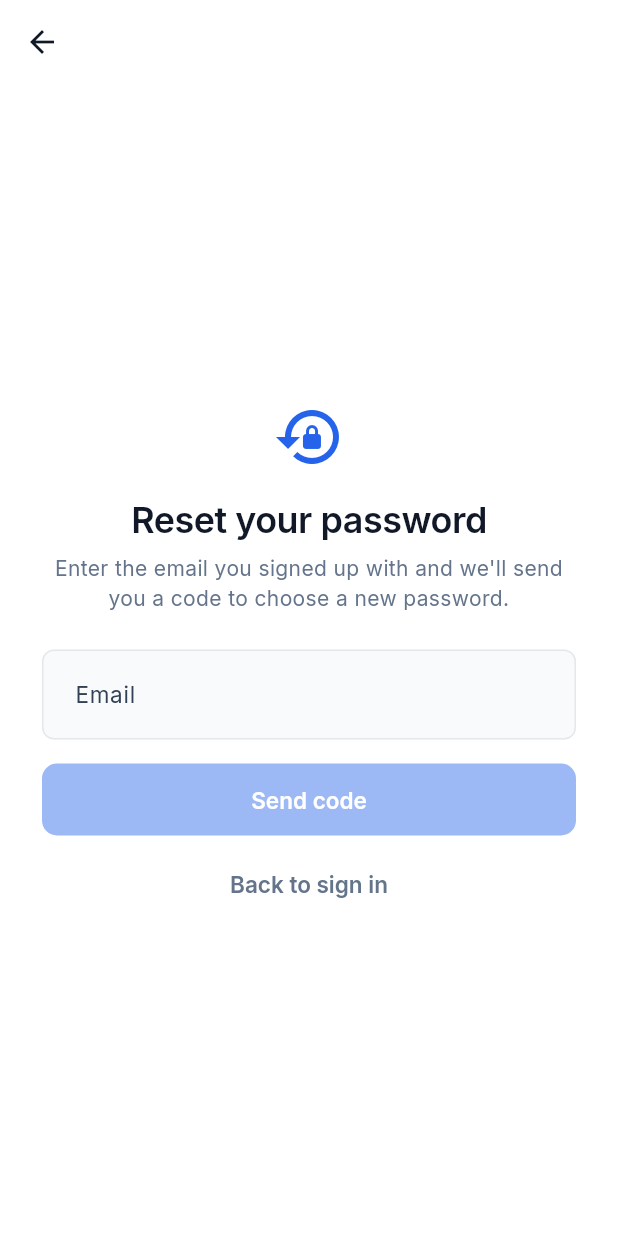
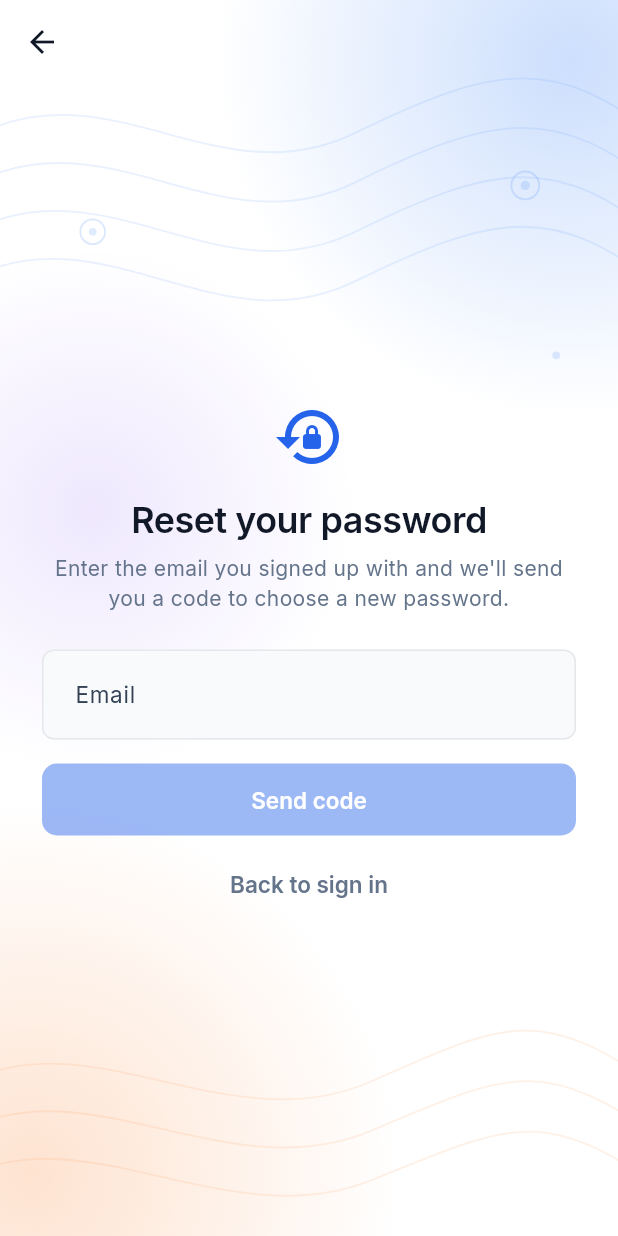
Before and after one commit to vmn2k4/srinath_choseno, a Flutter app: the screen it shows after launch, after a tap on "Forgot password?", on a phone screen of 412 x 824 dp. Run offline on Flutter 3.47's test engine with Material 3 defaults, Android fonts, the phone set to English and light mode, and no system bars; our stand-ins replace app_links, chewie, flutter_dotenv, flutter_map, flutter_riverpod, flutter_secure_storage and 12 more; missing offline and left inert: video_compress, video_thumbnail; accounts and stored records are empty; project files that could hold a hidden picture were left out.

Commit message:
App-wide canvas: soft gradient/contour backdrop (from the sign-in page) behind every screen instead of plain white
Co-Authored-By: Claude Sonnet 5.5 <noreply@anthropic.com>

```diff
--- a/mobile/lib/app.dart
+++ b/mobile/lib/app.dart
@@ -3,6 +3,7 @@ import 'package:flutter_riverpod/flutter_riverpod.dart';
 
 import 'core/router/app_router.dart';
 import 'core/router/deep_link_service.dart';
+import 'core/theme/app_backdrop.dart';
 import 'core/theme/app_theme.dart';
 import 'core/theme/theme_controller.dart';
 
@@ -32,6 +33,7 @@ class _ChosenoAppState extends ConsumerState<ChosenoApp> {
       debugShowCheckedModeBanner: false,
       theme: AppTheme.build(ref.watch(themeControllerProvider).palette),
       routerConfig: router,
+      builder: (context, child) => AppBackdrop(child: child ?? const SizedBox()),
     );
   }
 }
--- /dev/null
+++ b/mobile/lib/core/theme/app_backdrop.dart
@@ -0,0 +1,38 @@
+// The app-wide canvas: the palette's background colour with a faint
+// electoral-map SVG (contour lines + soft blue / violet / orange glows) behind
+// every screen — the same look as the sign-in page — instead of flat white.
+//
+// Screens' Scaffolds are transparent (see AppTheme), so this shows through.
+// Applied once around the whole app (MaterialApp.router `builder`).
+import 'package:flutter/material.dart';
+import 'package:flutter_svg/flutter_svg.dart';
+
+import 'theme_config.dart';
+
+class AppBackdrop extends StatelessWidget {
+  const AppBackdrop({super.key, required this.child});
+
+  final Widget child;
+
+  @override
+  Widget build(BuildContext context) {
+    final palette =
+        Theme.of(context).extension<ChosenoPalette>() ?? ChosenoPalette.pulse;
+    return Stack(
+      fit: StackFit.expand,
+      children: [
+        ColoredBox(color: palette.background),
+        // Painted once and cached by RepaintBoundary, so scrolling content
+        // above it does not re-rasterise the SVG.
+        RepaintBoundary(
+          child: SvgPicture.asset(
+            'assets/svg/app_backdrop.svg',
+            fit: BoxFit.cover,
+            alignment: Alignment.topCenter,
+          ),
+        ),
+        child,
+      ],
+    );
+  }
+}
--- a/mobile/lib/core/theme/app_theme.dart
+++ b/mobile/lib/core/theme/app_theme.dart
@@ -80,7 +80,8 @@ abstract final class AppTheme {
     return ThemeData(
       useMaterial3: true,
       brightness: palette.isLight ? Brightness.light : Brightness.dark,
-      scaffoldBackgroundColor: palette.background,
+      // Transparent so the app-wide AppBackdrop shows through.
+      scaffoldBackgroundColor: Colors.transparent,
       colorScheme: (palette.isLight ? ColorScheme.light : ColorScheme.dark)(
         primary: palette.primary,
         onPrimary: palette.textOnPrimary,
@@ -96,7 +97,7 @@ abstract final class AppTheme {
       // Pushed detail screens: flat, background-coloured, no scroll tint —
       // the page content is the star, not a heavy toolbar.
       appBarTheme: AppBarTheme(
-        backgroundColor: palette.background,
+        backgroundColor: Colors.transparent,
         foregroundColor: palette.textMain,
         elevation: 0,
         scrolledUnderElevation: 0,
--- a/mobile/lib/presentation/features/auth/screens/sign_in_screen.dart
+++ b/mobile/lib/presentation/features/auth/screens/sign_in_screen.dart
@@ -15,7 +15,6 @@
 import 'package:flutter/material.dart';
 import 'package:flutter/services.dart';
 import 'package:flutter_riverpod/flutter_riverpod.dart';
-import 'package:flutter_svg/flutter_svg.dart';
 import 'package:google_fonts/google_fonts.dart';
 import 'package:go_router/go_router.dart';
 
@@ -114,18 +113,8 @@ class _SignInScreenState extends ConsumerState<SignInScreen> {
           ? SystemUiOverlayStyle.dark
           : SystemUiOverlayStyle.light,
       child: Scaffold(
-        backgroundColor: palette.background,
-        body: Stack(
-          children: [
-            // Faint electoral-map backdrop (SVG) behind everything.
-            Positioned.fill(
-              child: SvgPicture.asset(
-                'assets/svg/auth_backdrop.svg',
-                fit: BoxFit.cover,
-                alignment: Alignment.topCenter,
-              ),
-            ),
-            SafeArea(
+        // The app-wide AppBackdrop (soft gradient + map lines) shows through.
+        body: SafeArea(
           child: LayoutBuilder(
             builder: (context, constraints) {
               // Normal case: the page is exactly one screen tall and the
@@ -159,8 +148,6 @@ class _SignInScreenState extends ConsumerState<SignInScreen> {
               );
             },
           ),
-            ),
-          ],
         ),
       ),
     );
```
Also changed, not shown: mobile/assets/svg/app_backdrop.svg (renamed from mobile/assets/svg/auth_backdrop.svg). Lines whose indentation alone changed are shown as unchanged.
